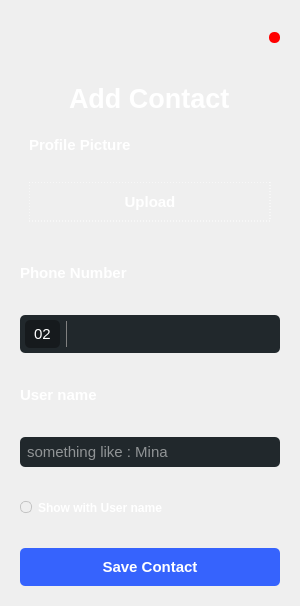
This is addcontact.ui in MarkoSami/ChatVibes as Qt 5 draws it before an edit. The edited form follows.
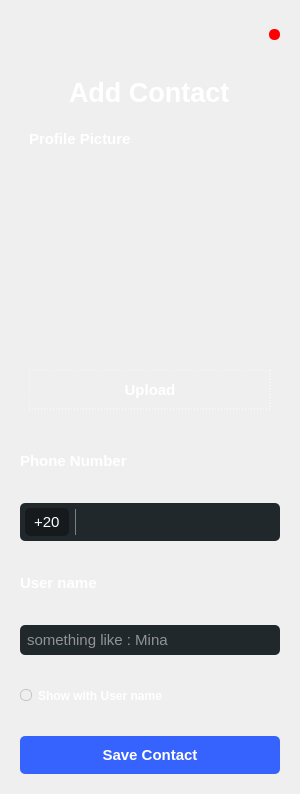
This is the edited form. Icons and pictures are not drawn.

Diff of the .ui file:
```diff
--- a/addcontact.ui
+++ b/addcontact.ui
@@ -7,7 +7,7 @@
     <x>0</x>
     <y>0</y>
     <width>300</width>
-    <height>606</height>
+    <height>794</height>
    </rect>
   </property>
   <property name="maximumSize">
@@ -135,6 +135,34 @@
               </property>
              </widget>
             </item>
+            <item alignment="Qt::AlignHCenter">
+             <widget class="QLabel" name="profileIMGLB">
+              <property name="sizePolicy">
+               <sizepolicy hsizetype="Fixed" vsizetype="Fixed">
+                <horstretch>0</horstretch>
+                <verstretch>0</verstretch>
+               </sizepolicy>
+              </property>
+              <property name="minimumSize">
+               <size>
+                <width>164</width>
+                <height>166</height>
+               </size>
+              </property>
+              <property name="maximumSize">
+               <size>
+                <width>161</width>
+                <height>166</height>
+               </size>
+              </property>
+              <property name="styleSheet">
+               <string notr="true">image: url(:/imgs/Profile (2).png);</string>
+              </property>
+              <property name="text">
+               <string/>
+              </property>
+             </widget>
+            </item>
             <item>
              <widget class="QPushButton" name="pushButton_9">
               <property name="cursor">
@@ -202,7 +230,7 @@
 background:#161a1d;</string>
            </property>
            <property name="text">
-            <string>02</string>
+            <string>+20</string>
            </property>
           </widget>
          </item>
```
